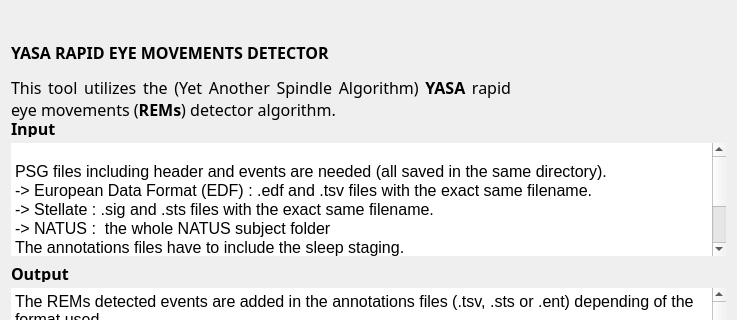
Before: the Qt Designer form tools/CEAMSTools/DetectREMsYASA/IntroStepYASA/Ui_IntroStepYASA.ui in SnoozToolbox/snooz-package-ceams, drawn with Qt 5; both pictures show x 0 to 737 and y 0 to 320 of the 737 by 568 pixel window.
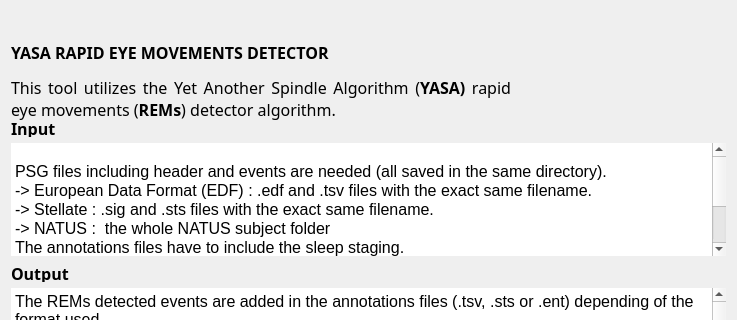
After: the same form once the commit is applied.

Commit message: URL for documentation added to the DetectREMsYASA tool and minor UI modifications

The edit to the form file:
```diff
--- a/tools/CEAMSTools/DetectREMsYASA/IntroStepYASA/Ui_IntroStepYASA.ui
+++ b/tools/CEAMSTools/DetectREMsYASA/IntroStepYASA/Ui_IntroStepYASA.ui
@@ -40,7 +40,7 @@
       </font>
      </property>
      <property name="text">
-      <string>&lt;html&gt;&lt;head/&gt;&lt;body&gt;&lt;p&gt;&lt;span style=&quot; font-size:12pt; font-weight:600;&quot;&gt;YASA RAPID EYE MOVEMENTS DETECTOR&lt;/span&gt;&lt;/p&gt;&lt;p&gt;&lt;span style=&quot; font-size:12pt;&quot;&gt;This tool utilizes the (Yet Another Spindle Algorithm) &lt;/span&gt;&lt;span style=&quot; font-size:12pt; font-weight:600;&quot;&gt;YASA&lt;/span&gt;&lt;span style=&quot; font-size:12pt;&quot;&gt; rapid eye movements (&lt;/span&gt;&lt;span style=&quot; font-size:12pt; font-weight:600;&quot;&gt;REMs&lt;/span&gt;&lt;span style=&quot; font-size:12pt;&quot;&gt;) detector algorithm.&lt;/span&gt;&lt;/p&gt;&lt;/body&gt;&lt;/html&gt;</string>
+      <string>&lt;html&gt;&lt;head/&gt;&lt;body&gt;&lt;p&gt;&lt;span style=&quot; font-size:12pt; font-weight:600;&quot;&gt;YASA RAPID EYE MOVEMENTS DETECTOR&lt;/span&gt;&lt;/p&gt;&lt;p&gt;&lt;span style=&quot; font-size:12pt;&quot;&gt;This tool utilizes the Yet Another Spindle Algorithm (&lt;/span&gt;&lt;span style=&quot; font-size:12pt; font-weight:600;&quot;&gt;YASA)&lt;/span&gt;&lt;span style=&quot; font-size:12pt;&quot;&gt; rapid eye movements (&lt;/span&gt;&lt;span style=&quot; font-size:12pt; font-weight:600;&quot;&gt;REMs&lt;/span&gt;&lt;span style=&quot; font-size:12pt;&quot;&gt;) detector algorithm.&lt;/span&gt;&lt;/p&gt;&lt;/body&gt;&lt;/html&gt;</string>
      </property>
      <property name="textFormat">
       <enum>Qt::TextFormat::AutoText</enum>
```
The commit also changes 4 other files.
